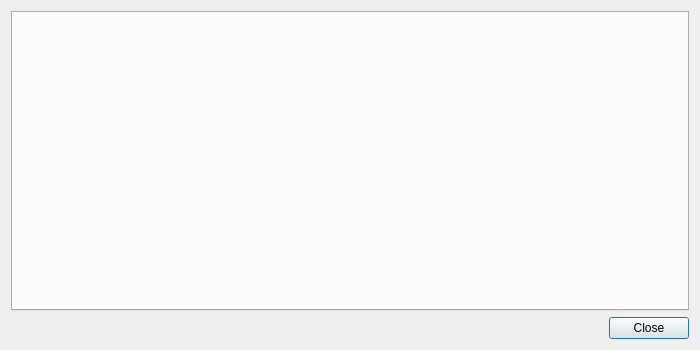
Above: src/windows/ui/preferences.ui from OpenShot/openshot-qt before the change. Below: the same form after it.
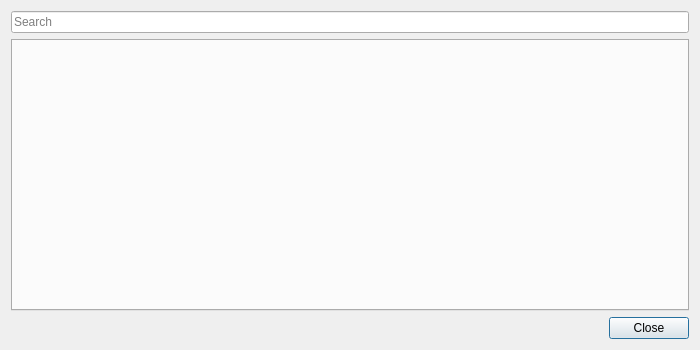
That is the form after the change.

Commit message: Adding search box to preferences, where only tabs witch matching preferences will appear

What changed in the file:
```diff
--- a/src/windows/ui/preferences.ui
+++ b/src/windows/ui/preferences.ui
@@ -19,15 +19,28 @@
   <property name="windowTitle">
    <string>Preferences</string>
   </property>
-  <layout class="QGridLayout" name="gridLayout">
-   <item row="0" column="0">
+  <layout class="QVBoxLayout" name="verticalLayout_2">
+   <item>
+    <widget class="QLineEdit" name="txtSearch">
+     <property name="inputMask">
+      <string/>
+     </property>
+     <property name="text">
+      <string/>
+     </property>
+     <property name="placeholderText">
+      <string extracomment="Search for preference">Search</string>
+     </property>
+    </widget>
+   </item>
+   <item>
     <widget class="QTabWidget" name="tabCategories">
      <property name="currentIndex">
       <number>-1</number>
      </property>
     </widget>
    </item>
-   <item row="1" column="0">
+   <item>
     <widget class="QDialogButtonBox" name="buttonBox">
      <property name="orientation">
       <enum>Qt::Horizontal</enum>
```
The commit also changes 1 other file.
